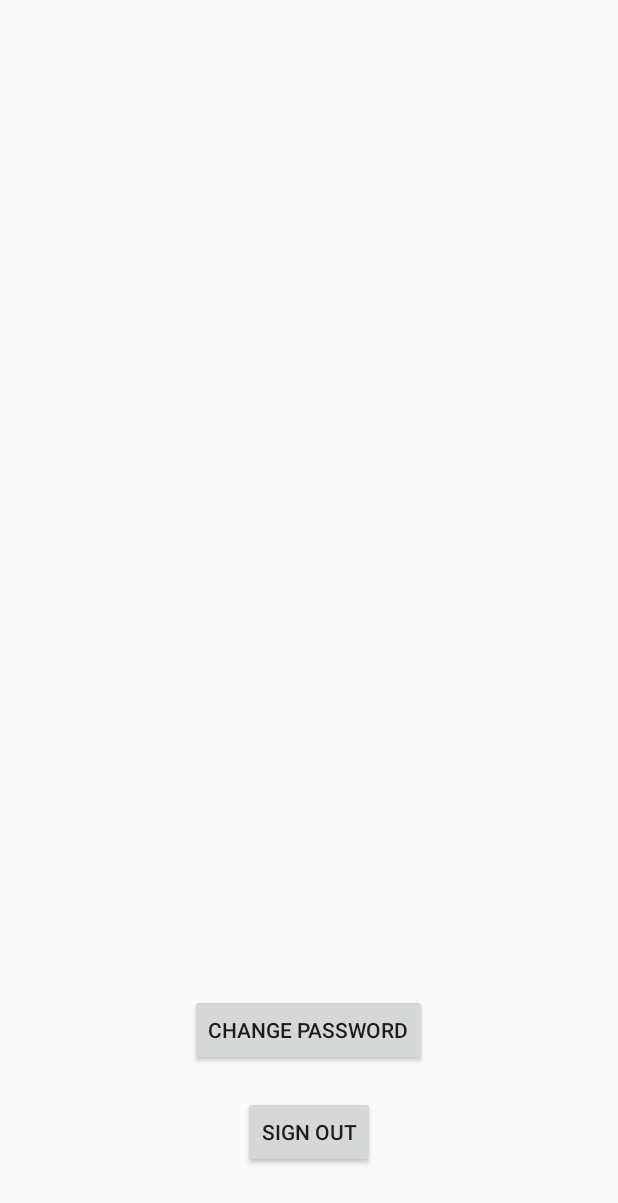
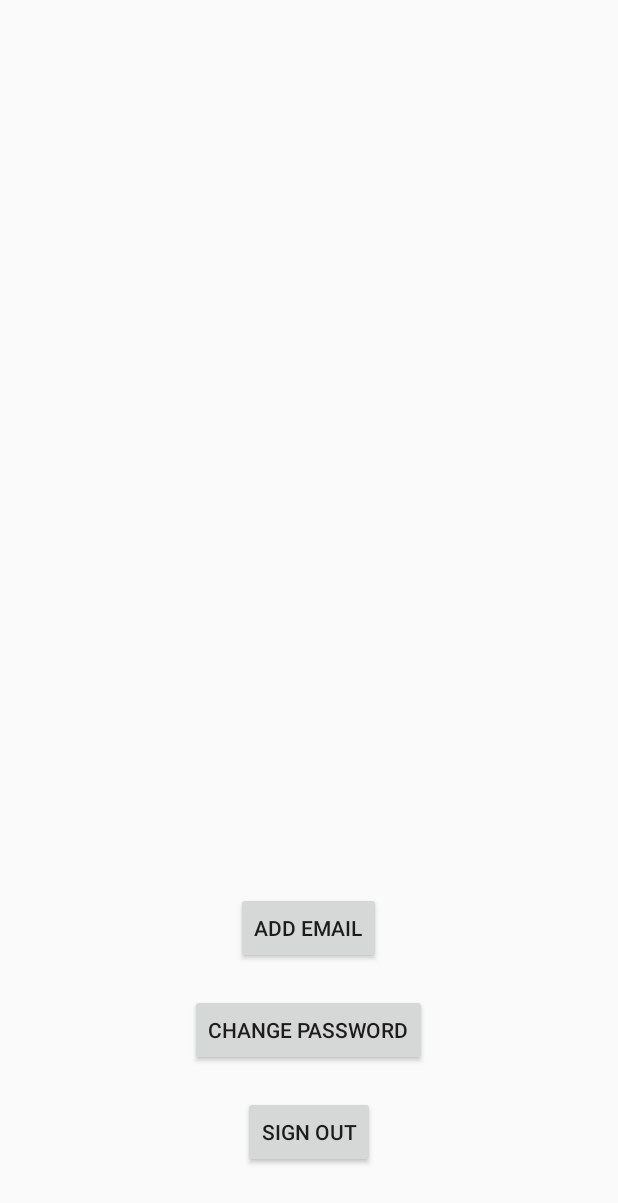
Before and after one commit to ehmurray8/WatsonBarAssistant, an Android app: the UserProfile screen opened directly, with no data from a screen before it, on a phone screen of 412 x 824 dp. Shown: the top 1203 px of the screen. Run offline under Robolectric (Android 15) with nearby library versions, the phone set to English and light mode, and no system bars; our stand-ins replace Firebase (no records; nobody signed in at launch, a user with empty details on screens opened directly); libraries missing offline, so code that uses them is left out: com.firebase.ui.

Commit message:
Updated user profile.

```diff
--- a/app/src/main/res/layout/activity_user_profile.xml
+++ b/app/src/main/res/layout/activity_user_profile.xml
@@ -25,10 +25,19 @@
         android:layout_marginTop="20dp"/>
 
     <Button
+        android:id="@+id/add_email"
+        android:text="@string/add_email"
+        android:visibility="invisible"
+        android:layout_centerHorizontal="true"
+        android:layout_width="wrap_content"
+        android:layout_above="@+id/change_password"
+        android:layout_marginBottom="20dp"
+        android:layout_height="wrap_content" />
+
+    <Button
         android:id="@+id/change_password"
         android:text="@string/change_password"
         android:layout_centerHorizontal="true"
-        android:layout_marginTop="100dp"
         android:layout_width="wrap_content"
         android:layout_above="@+id/sign_out"
         android:layout_marginBottom="20dp"
--- a/app/src/main/res/values/strings.xml
+++ b/app/src/main/res/values/strings.xml
@@ -23,5 +23,6 @@
     <string name="sign_out">Sign Out</string>
     <string name="change_password">Change Password</string>
     <string name="collection_name">%1$s</string>
+    <string name="add_email">Add Email</string>
 
 </resources>
```
Also changed, not shown: app/src/main/java/com/speakeasy/watsonbarassistant/UserProfile.kt (+77 -3 lines).
